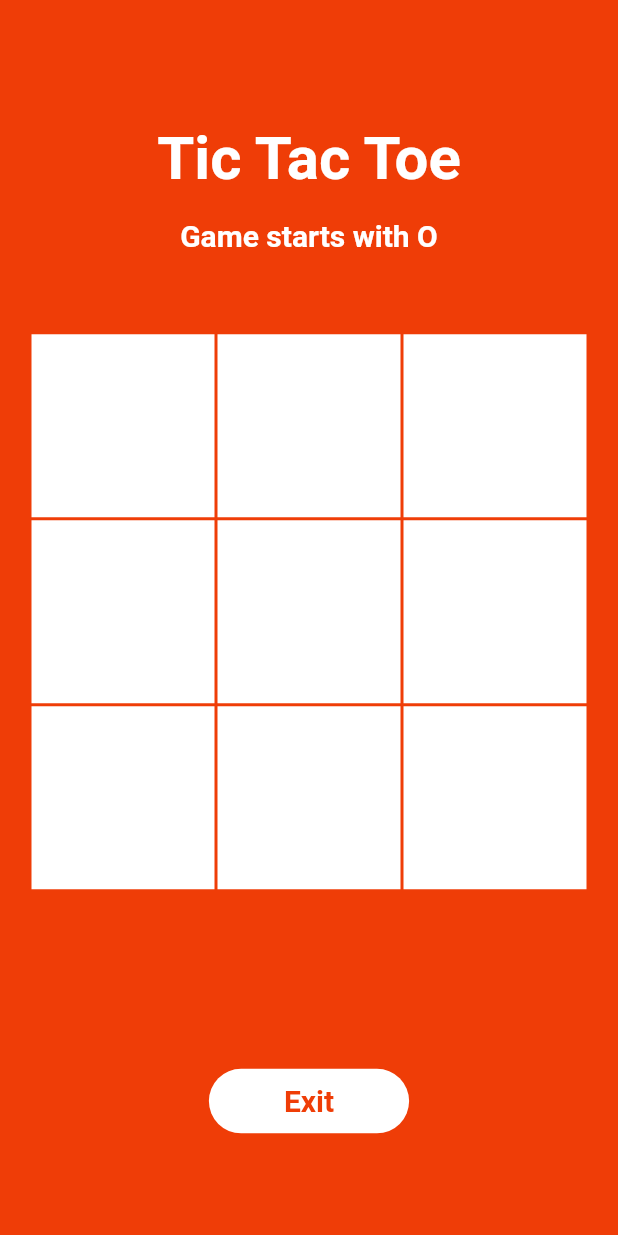
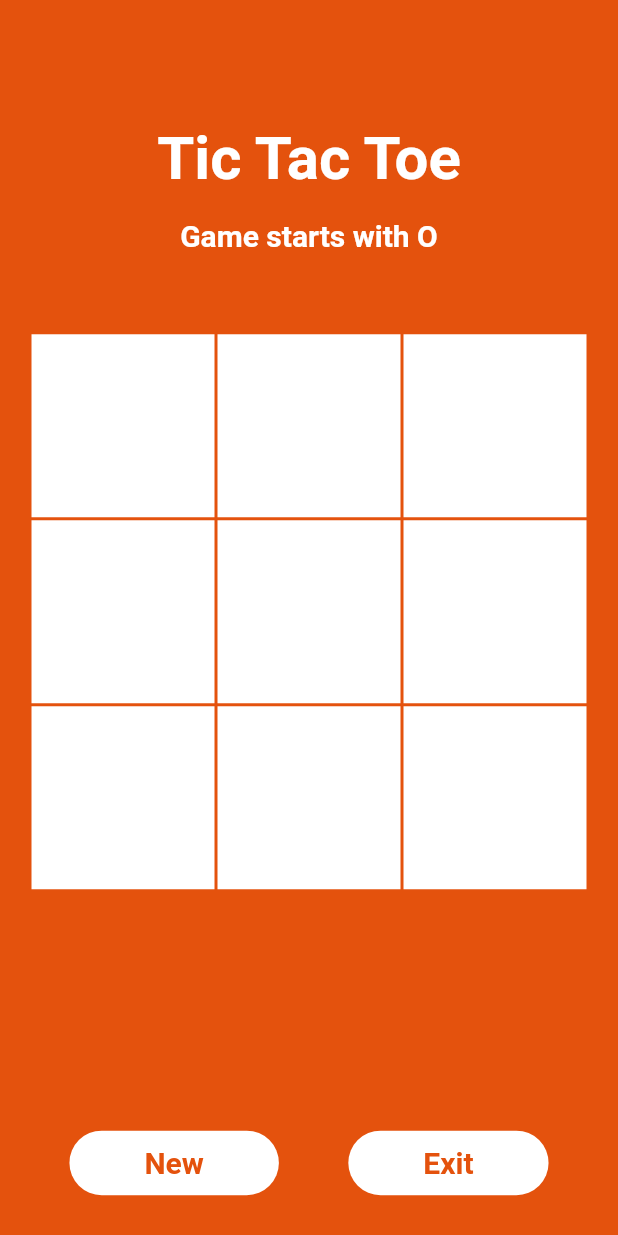
Before and after one commit to AKHILTH0MAS/tictactoe, a Flutter app: the Game screen opened by its route, on a phone screen of 412 x 824 dp. Run offline on Flutter 3.47's test engine with Material 2 defaults, Android fonts, the phone set to English and light mode, and no system bars; our stand-ins replace flutter_svg.

Commit message:
changes in colors and alert message

```diff
--- /dev/null
+++ b/lib/colors.dart
@@ -0,0 +1,5 @@
+import 'package:flutter/material.dart';
+
+Color primaryColor = const Color.fromARGB(255, 228, 82, 13);
+Color xColor = Colors.red;
+Color oColor = Colors.black;
--- a/lib/main.dart
+++ b/lib/main.dart
@@ -3,11 +3,11 @@ import 'package:tictactoe/routes.dart';
 import 'package:tictactoe/screens/spalshScreen.dart';
 
 void main() {
-  runApp(const MyApp());
+  runApp(MyApp());
 }
 
 class MyApp extends StatelessWidget {
-  const MyApp({super.key});
+  MyApp({super.key});
 
   @override
   Widget build(BuildContext context) {
--- a/lib/routes.dart
+++ b/lib/routes.dart
@@ -4,8 +4,8 @@ import 'package:tictactoe/screens/playerchoosing.dart';
 import 'package:tictactoe/screens/spalshScreen.dart';
 
 final Map<String, WidgetBuilder> routes = <String, WidgetBuilder>{
-  // '/': (BuildContext context) => const MyApp(),
-  SplashScreen.routeName: (BuildContext context) => const SplashScreen(),
-  PlayerChoosing.routeName: (BuildContext context) => const PlayerChoosing(),
-  Game.routeName: (BuildContext context) => const Game(),
+  // '/': (BuildContext context) =>   MyApp(),
+  SplashScreen.routeName: (BuildContext context) => SplashScreen(),
+  PlayerChoosing.routeName: (BuildContext context) => PlayerChoosing(),
+  Game.routeName: (BuildContext context) => Game(),
 };
--- a/lib/screens/game.dart
+++ b/lib/screens/game.dart
@@ -1,88 +1,24 @@
 import 'package:flutter/material.dart';
+
+import '../colors.dart';
 
 List<String> displayXO = ['', '', '', '', '', '', '', '', ''];
 
 int filledBoxes = 0;
 
-class Game extends StatelessWidget {
+class Game extends StatefulWidget {
   const Game({super.key});
-  static const String routeName = '/game';
+  static String routeName = '/game';
+
   @override
-  Widget build(BuildContext context) {
-    return Scaffold(
-      backgroundColor: const Color.fromARGB(255, 239, 61, 7),
-      body: Column(
-        children: [
-          SizedBox(
-            height: MediaQuery.of(context).size.height * 0.1,
-          ),
-          const Text(
-            "Tic Tac Toe",
-            style: TextStyle(
-              fontSize: 40,
-              fontWeight: FontWeight.bold,
-              color: Colors.white,
-            ),
-          ),
-          SizedBox(
-            height: MediaQuery.of(context).size.height * 0.02,
-          ),
-          const Text(
-            "Game starts with O",
-            style: TextStyle(
-              fontSize: 20,
-              fontWeight: FontWeight.bold,
-              color: Colors.white,
-            ),
-          ),
-          SizedBox(
-            height: MediaQuery.of(context).size.height * 0.04,
-          ),
-          const GridOfGame(),
-          Row(
-            mainAxisAlignment: MainAxisAlignment.spaceEvenly,
-            children: [
-              TextButton(
-                onPressed: () {
-                  Navigator.of(context).pop();
-                },
-                style: TextButton.styleFrom(
-                  foregroundColor: const Color.fromARGB(255, 239, 61, 7),
-                  backgroundColor: Colors.white,
-                  padding:
-                      const EdgeInsets.symmetric(horizontal: 50, vertical: 10),
-                  shape: RoundedRectangleBorder(
-                    borderRadius: BorderRadius.circular(30),
-                  ),
-                ),
-                child: const Text(
-                  "Exit",
-                  style: TextStyle(
-                    fontSize: 20,
-                    fontWeight: FontWeight.bold,
-                  ),
-                ),
-              ),
-            ],
-          ),
-          SizedBox(
-            height: MediaQuery.of(context).size.height * 0.08,
-          ),
-        ],
-      ),
-    );
-  }
+  State<Game> createState() => _GameState();
 }
 
-class GridOfGame extends StatefulWidget {
-  const GridOfGame({super.key});
-
-  @override
-  State<GridOfGame> createState() => _GridOfGameState();
-}
-
-class _GridOfGameState extends State<GridOfGame> {
+class _GameState extends State<Game> {
   bool oTurn = true;
+  bool xWinner = false;
+  bool oWinner = false;
+  bool draw = false;
 
   void _clearBoard() {
     setState(() {
@@ -95,72 +31,16 @@ class _GridOfGameState extends State<GridOfGame> {
   }
 
   void _showDrawDialog() {
-    showDialog(
-      context: context,
-      builder: (BuildContext context) {
-        return AlertDialog(
-          backgroundColor: const Color.fromARGB(255, 239, 61, 7),
-          title: const Text(
-            "Draw!",
-            style: TextStyle(
-              color: Colors.white,
-              fontSize: 30,
-              fontWeight: FontWeight.bold,
-            ),
-          ),
-          actions: [
-            TextButton(
-              onPressed: () {
-                _clearBoard();
-                Navigator.of(context).pop();
-              },
-              child: const Text(
-                "Play Again",
-                style: TextStyle(
-                  color: Colors.white,
-                  fontSize: 20,
-                  fontWeight: FontWeight.bold,
-                ),
-              ),
-            ),
-          ],
-        );
-      },
-    );
+    if (filledBoxes == 9 && oWinner == false && xWinner == false) {
+      setState(() {
+        draw == true;
+      });
+    }
   }
 
   void _showWinDialog(String winner) {
-    showDialog(
-        barrierDismissible: false,
-        context: context,
-        builder: (BuildContext context) {
-          return AlertDialog(
-            backgroundColor: const Color.fromARGB(255, 239, 61, 7),
-            title: Text(
-              "Winner is $winner",
-              style: const TextStyle(
-                color: Colors.white,
-                fontSize: 30,
-                fontWeight: FontWeight.bold,
-              ),
-            ),
-            actions: [
-              TextButton(
-                onPressed: () {
-                  _clearBoard();
-                  Navigator.of(context).pop();
-                },
-                child: const Text(
-                  "Play Again",
-                  style: TextStyle(
-                    color: Colors.white,
-                    fontSize: 20,
-                    fontWeight: FontWeight.bold,
-                  ),
-                ),
-              ),
-            ],
-          );
+    setState(() {
+      winner == 'X' ? xWinner = true : oWinner = true;
     });
   }
 
@@ -221,7 +101,36 @@ class _GridOfGameState extends State<GridOfGame> {
 
   @override
   Widget build(BuildContext context) {
-    return Expanded(
+    return Scaffold(
+      backgroundColor: primaryColor,
+      body: Column(
+        children: [
+          SizedBox(
+            height: MediaQuery.of(context).size.height * 0.1,
+          ),
+          const Text(
+            "Tic Tac Toe",
+            style: TextStyle(
+              fontSize: 40,
+              fontWeight: FontWeight.bold,
+              color: Colors.white,
+            ),
+          ),
+          SizedBox(
+            height: MediaQuery.of(context).size.height * 0.02,
+          ),
+          const Text(
+            "Game starts with O",
+            style: TextStyle(
+              fontSize: 20,
+              fontWeight: FontWeight.bold,
+              color: Colors.white,
+            ),
+          ),
+          SizedBox(
+            height: MediaQuery.of(context).size.height * 0.04,
+          ),
+          Expanded(
             child: GridView.builder(
               gridDelegate: const SliverGridDelegateWithFixedCrossAxisCount(
                 crossAxisCount: 3,
@@ -241,14 +150,14 @@ class _GridOfGameState extends State<GridOfGame> {
                     decoration: BoxDecoration(
                       color: Colors.white,
                       border: Border.all(
-                  color: const Color.fromARGB(255, 239, 61, 7),
+                        color: primaryColor,
                       ),
                     ),
                     child: Center(
                       child: Text(
                         displayXO[index],
-                  style: const TextStyle(
-                    color: Color.fromARGB(255, 239, 61, 7),
+                        style: TextStyle(
+                          color: (displayXO[index] == 'X') ? xColor : oColor,
                           fontSize: 50,
                         ),
                       ),
@@ -257,6 +166,132 @@ class _GridOfGameState extends State<GridOfGame> {
                 );
               },
             ),
+          ),
+          Row(
+            mainAxisAlignment: MainAxisAlignment.spaceEvenly,
+            children: [
+              TextButton(
+                onPressed: () {
+                  _clearBoard();
+                  setState(() {
+                    xWinner = false;
+                    oWinner = false;
+                    draw = false;
+                  });
+                },
+                style: TextButton.styleFrom(
+                  foregroundColor: primaryColor,
+                  backgroundColor: Colors.white,
+                  padding:
+                      const EdgeInsets.symmetric(horizontal: 50, vertical: 10),
+                  shape: RoundedRectangleBorder(
+                    borderRadius: BorderRadius.circular(30),
+                  ),
+                ),
+                child: const Text(
+                  "New",
+                  style: TextStyle(
+                    fontSize: 20,
+                    fontWeight: FontWeight.bold,
+                  ),
+                ),
+              ),
+              TextButton(
+                onPressed: () {
+                  Navigator.of(context).pop();
+                  Navigator.of(context).pop();
+                  _clearBoard();
+                },
+                style: TextButton.styleFrom(
+                  foregroundColor: primaryColor,
+                  backgroundColor: Colors.white,
+                  padding:
+                      const EdgeInsets.symmetric(horizontal: 50, vertical: 10),
+                  shape: RoundedRectangleBorder(
+                    borderRadius: BorderRadius.circular(30),
+                  ),
+                ),
+                child: const Text(
+                  "Exit",
+                  style: TextStyle(
+                    fontSize: 20,
+                    fontWeight: FontWeight.bold,
+                  ),
+                ),
+              ),
+            ],
+          ),
+          SizedBox(
+            height: MediaQuery.of(context).size.height * 0.02,
+          ),
+          if (xWinner) ...[
+            Container(
+              margin: const EdgeInsets.symmetric(horizontal: 20),
+              width: double.infinity,
+              height: MediaQuery.of(context).size.height * 0.1,
+              decoration: BoxDecoration(
+                color: Colors.white,
+                borderRadius: BorderRadius.circular(30),
+              ),
+              child: Center(
+                child: Text(
+                  "X Wins!",
+                  style: TextStyle(
+                    fontSize: 40,
+                    fontWeight: FontWeight.bold,
+                    color: primaryColor,
+                  ),
+                ),
+              ),
+            ),
+          ],
+          if (oWinner) ...[
+            Container(
+              margin: const EdgeInsets.symmetric(horizontal: 20),
+              width: double.infinity,
+              height: MediaQuery.of(context).size.height * 0.1,
+              decoration: BoxDecoration(
+                color: Colors.white,
+                borderRadius: BorderRadius.circular(25),
+              ),
+              child: Center(
+                child: Text(
+                  "O Wins!",
+                  style: TextStyle(
+                    fontSize: 40,
+                    fontWeight: FontWeight.bold,
+                    color: primaryColor,
+                  ),
+                ),
+              ),
+            ),
+          ],
+          if (draw) ...[
+            Container(
+              margin: const EdgeInsets.symmetric(horizontal: 20),
+              width: double.infinity,
+              height: MediaQuery.of(context).size.height * 0.1,
+              decoration: BoxDecoration(
+                color: Colors.white,
+                borderRadius: BorderRadius.circular(25),
+              ),
+              child: Center(
+                child: Text(
+                  "Draw!",
+                  style: TextStyle(
+                    fontSize: 40,
+                    fontWeight: FontWeight.bold,
+                    color: primaryColor,
+                  ),
+                ),
+              ),
+            ),
+          ],
+          SizedBox(
+            height: MediaQuery.of(context).size.height * 0.01,
+          ),
+        ],
+      ),
     );
   }
 }
```
Also changed, not shown: lib/screens/playerchoosing.dart (+29 -27 lines), lib/screens/spalshScreen.dart (+7 -5 lines), pubspec.lock, 2 other files. Lines whose indentation alone changed are shown as unchanged.
